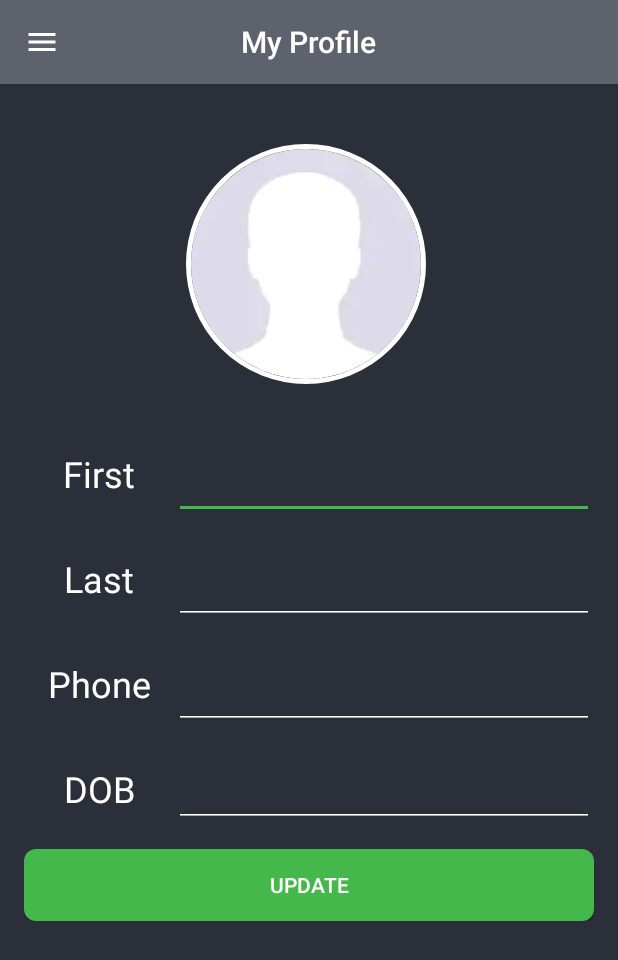
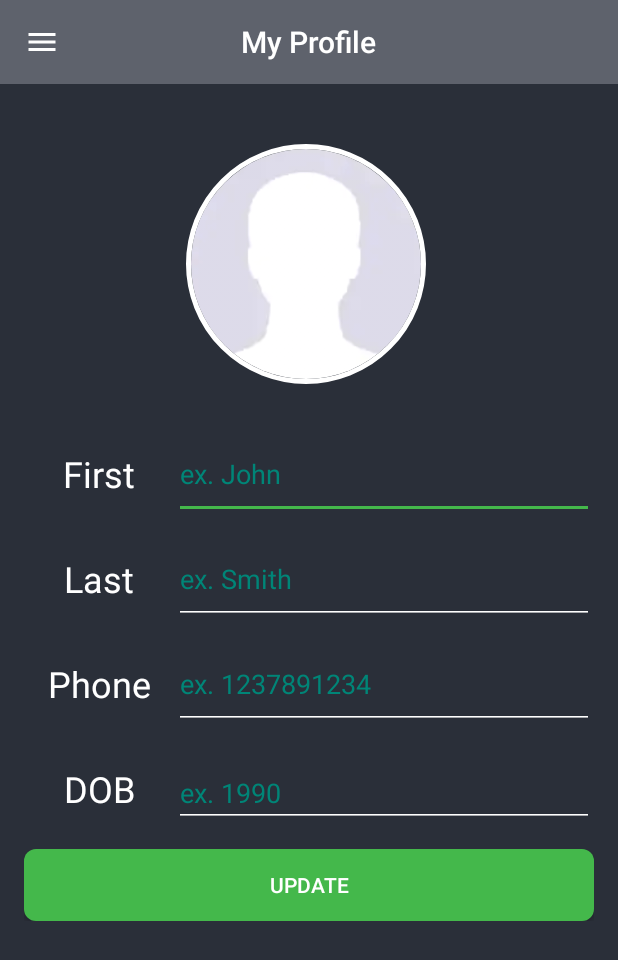
Before and after one commit to kmhall/Strogger, an Android app: the MyProfileActivity screen opened directly, with no data from a screen before it, on a phone screen of 412 x 824 dp. Shown: the top 960 px of the screen. Run offline under Robolectric (Android 15) with nearby library versions, the light colour scheme and no system bars; our stand-ins replace CircleImageView, Firebase (no records; nobody signed in at launch, a user with empty details on screens opened directly); libraries missing offline, so code that uses them is left out: com.github.mikephil.charting; 6 statements that could not run were skipped.

Commit message:
Improved input and added hints for "My Profile"

```diff
--- a/app/src/main/res/layout/my_profile.xml
+++ b/app/src/main/res/layout/my_profile.xml
@@ -49,12 +49,15 @@
                     android:textSize="24dp"
                     android:gravity="center"
                     android:textColor="@color/lightText" />
+
                 <EditText
-                     android:textColor="@color/lightText"
                     android:id="@+id/profile_first"
                     android:layout_width="match_parent"
                     android:layout_height="match_parent"
-                    android:inputType="text" />
+                    android:hint="ex. John"
+                    android:digits="ABCDEFGHIJKLMNOPQRSTUVWXYZabcdefghijklmnopqrstuvwxyz-"
+                    android:inputType="textPersonName"
+                    android:textColor="@color/lightText" />
             </LinearLayout>
             <LinearLayout
                 app:theme="@style/textInput2"
@@ -70,13 +73,16 @@
                     android:text="Last"
                     android:textSize="24dp"
                     android:gravity="center"/>
+
                 <EditText
-                    android:textColor="@color/lightText"
+                    android:id="@+id/profile_last"
 
-                    android:id="@+id/profile_last"
                     android:layout_width="match_parent"
                     android:layout_height="match_parent"
-                    android:inputType="text"/>
+                    android:digits="ABCDEFGHIJKLMNOPQRSTUVWXYZabcdefghijklmnopqrstuvwxyz-"
+                    android:hint="ex. Smith"
+                    android:inputType="textPersonName"
+                    android:textColor="@color/lightText" />
             </LinearLayout>
 
             <LinearLayout
@@ -93,13 +99,15 @@
                 android:text="Phone"
                 android:textSize="24dp"
                 android:gravity="center"/>
-            <EditText
-                android:textColor="@color/lightText"
 
-                android:id="@+id/profile_phone"
-                android:layout_width="match_parent"
-                android:layout_height="match_parent"
-                android:inputType="phone"/>
+                <EditText
+                    android:id="@+id/profile_phone"
+
+                    android:layout_width="match_parent"
+                    android:layout_height="match_parent"
+                    android:hint="ex. 1237891234"
+                    android:inputType="date"
+                    android:textColor="@color/lightText" />
         </LinearLayout>
 
             <LinearLayout
@@ -117,15 +125,17 @@
                     android:text="DOB"
                     android:textSize="24dp"
                     android:gravity="center"/>
+
                 <EditText
-                    android:textColor="@color/lightText"
+                    android:id="@+id/profile_dob"
 
-                    android:id="@+id/profile_dob"
                     android:layout_width="wrap_content"
                     android:layout_height="wrap_content"
                     android:layout_weight="1"
                     android:ems="10"
-                    android:inputType="date" />
+                    android:hint="ex. 1990"
+                    android:inputType="date"
+                    android:textColor="@color/lightText" />
             </LinearLayout>
 
             <Button
--- a/app/src/main/res/values/styles.xml
+++ b/app/src/main/res/values/styles.xml
@@ -6,6 +6,7 @@
         <item name="colorPrimary">@color/colorPrimary</item>
         <item name="colorPrimaryDark">@color/colorPrimaryDark</item>
         <item name="colorAccent">@color/colorAccent</item>
+        <item name="android:textColorHint">@color/colorPrimary</item>
     </style>
 
 
```
